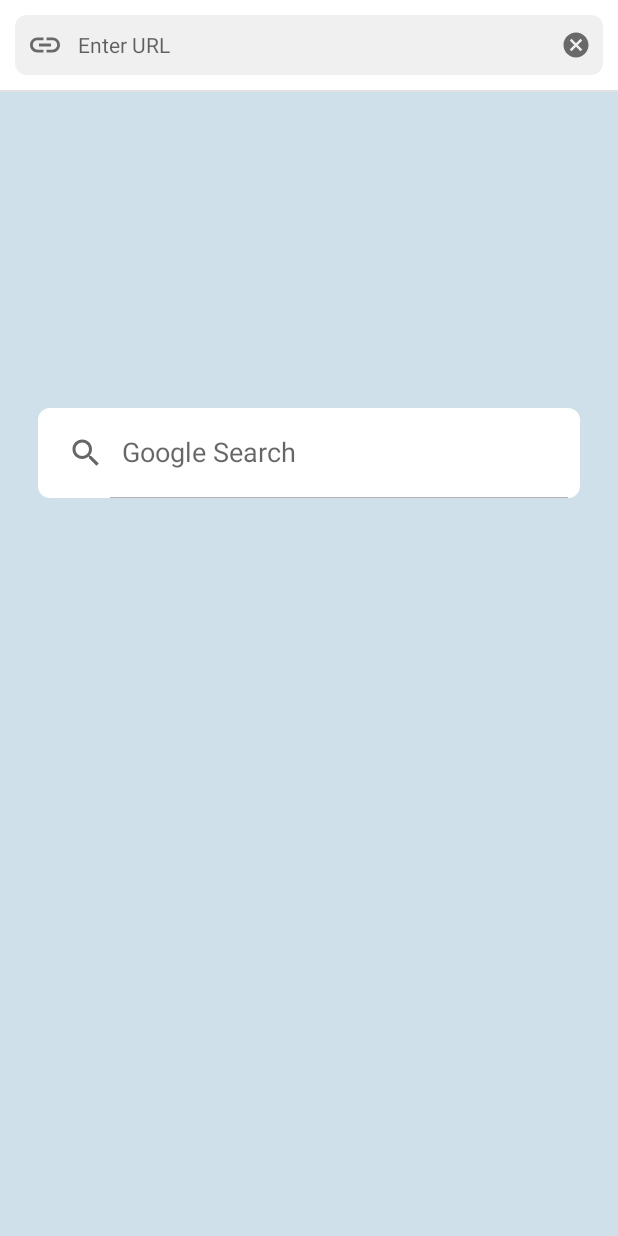
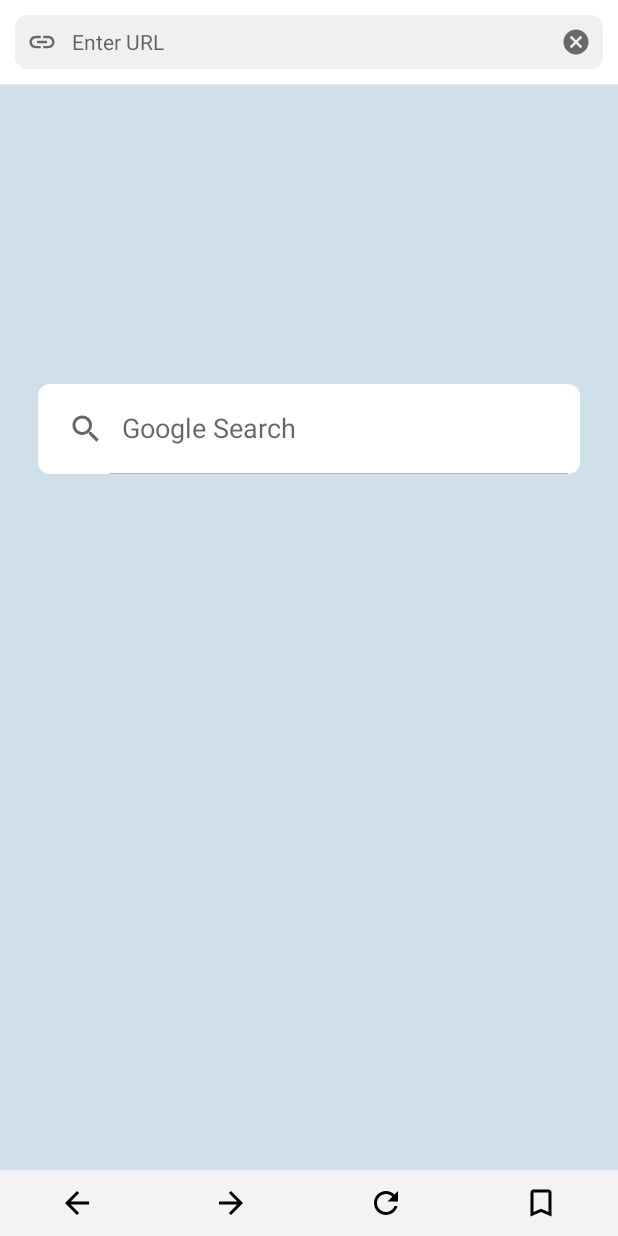
Before and after one commit to ahmed8badr/ACMEBrowser, an Android app: the screen it shows after launch (MainActivity), on a phone screen of 412 x 824 dp. Run offline under Robolectric (Android 15) with nearby library versions, the phone set to English and light mode, and no system bars.

Commit message:
add bottomBadr
back
forward
reload

```diff
--- a/app/src/main/AndroidManifest.xml
+++ b/app/src/main/AndroidManifest.xml
@@ -19,6 +19,7 @@
         tools:targetApi="31">
         <activity
             android:name=".MainActivity"
+            android:configChanges="uiMode|keyboard|keyboardHidden|screenSize|screenLayout|smallestScreenSize|orientation"
             android:exported="true">
             <intent-filter>
                 <action android:name="android.intent.action.MAIN" />
--- a/app/src/main/java/com/example/acmebrowser/BrowseFragment.kt
+++ b/app/src/main/java/com/example/acmebrowser/BrowseFragment.kt
@@ -29,6 +29,11 @@ class BrowseFragment(private var urlNew: String) : Fragment() {
         super.onResume()
         val mainActivityRef = requireActivity() as MainActivity
 
+        mainActivityRef.binding.reloadBtn.isClickable = true
+        mainActivityRef.binding.reloadBtn.setOnClickListener{
+            binding.webView.reload()
+        }
+
         binding.webView.apply {
             settings.javaScriptEnabled = true
             settings.setSupportZoom(true)
@@ -52,6 +57,14 @@ class BrowseFragment(private var urlNew: String) : Fragment() {
                 }
             }
             webChromeClient = object: WebChromeClient(){
+
+                override fun onReceivedIcon(view: WebView?, icon: Bitmap?) {
+                    super.onReceivedIcon(view, icon)
+                    try {
+                        mainActivityRef.binding.logoIcon.setImageBitmap(icon)
+                    }catch (e:Exception){}
+                }
+
                 override fun onProgressChanged(view: WebView?, newProgress: Int) {
                     super.onProgressChanged(view, newProgress)
                     mainActivityRef.binding.progressBar.progress = newProgress
--- a/app/src/main/java/com/example/acmebrowser/HomeFragment.kt
+++ b/app/src/main/java/com/example/acmebrowser/HomeFragment.kt
@@ -27,6 +27,7 @@ class HomeFragment : Fragment() {
         val mainActivityRef = requireActivity() as MainActivity
         mainActivityRef.binding.inputUrl.setText("")
         binding.searchView.setQuery("",false)
+        mainActivityRef.binding.logoIcon.setImageResource(R.drawable.ic_baseline_link_24)
 
         binding.searchView.setOnQueryTextListener(object: SearchView.OnQueryTextListener{
             override fun onQueryTextSubmit(result: String?): Boolean {
@@ -40,6 +41,15 @@ class HomeFragment : Fragment() {
             mainActivityRef.binding.inputUrl.setText("")
         }
 
+        mainActivityRef.binding.backBtn.setOnClickListener{
+            mainActivityRef.onBackPressed()
+        }
+
+        mainActivityRef.binding.forwardBtn.setOnClickListener{
+            mainActivityRef.onForwardPressed()
+        }
+
+        mainActivityRef.binding.reloadBtn.isClickable = false
 
         mainActivityRef.binding.inputUrl.setOnEditorActionListener(object: TextView.OnEditorActionListener{
             override fun onEditorAction(textView: TextView?, i: Int, keyEvent: KeyEvent?): Boolean {
--- a/app/src/main/java/com/example/acmebrowser/MainActivity.kt
+++ b/app/src/main/java/com/example/acmebrowser/MainActivity.kt
@@ -25,7 +25,6 @@ class MainActivity : AppCompatActivity() {
         setContentView(binding.root)
 
         tabsList.add(HomeFragment())
-
 
         binding.myPager.isUserInputEnabled = false
         binding.myPager.adapter = TabsAdapter(supportFragmentManager, lifecycle)
@@ -63,4 +62,15 @@ class MainActivity : AppCompatActivity() {
         }
     }
 
+    fun onForwardPressed(){
+        var frag:BrowseFragment? = null
+        try {
+            frag = tabsList[binding.myPager.currentItem] as BrowseFragment
+        }catch (e:Exception){}
+        frag?.apply {
+            if(binding.webView.canGoForward())
+                binding.webView.goForward()
+        }
+    }
+
 }
--- /dev/null
+++ b/app/src/main/res/drawable/ic_baseline_arrow_forward_24.xml
@@ -0,0 +1,5 @@
+<vector android:height="24dp" android:tint="#000000"
+    android:viewportHeight="24" android:viewportWidth="24"
+    android:width="24dp" xmlns:android="http://schemas.android.com/apk/res/android">
+    <path android:fillColor="@android:color/white" android:pathData="M12,4l-1.41,1.41L16.17,11H4v2h12.17l-5.58,5.59L12,20l8,-8z"/>
+</vector>
--- /dev/null
+++ b/app/src/main/res/drawable/ic_baseline_bookmark_border_24.xml
@@ -0,0 +1,5 @@
+<vector android:height="24dp" android:tint="#000000"
+    android:viewportHeight="24" android:viewportWidth="24"
+    android:width="24dp" xmlns:android="http://schemas.android.com/apk/res/android">
+    <path android:fillColor="@android:color/white" android:pathData="M17,3L7,3c-1.1,0 -1.99,0.9 -1.99,2L5,21l7,-3 7,3L19,5c0,-1.1 -0.9,-2 -2,-2zM17,18l-5,-2.18L7,18L7,5h10v13z"/>
+</vector>
--- /dev/null
+++ b/app/src/main/res/drawable/ic_baseline_refresh_24.xml
@@ -0,0 +1,5 @@
+<vector android:height="24dp" android:tint="#000000"
+    android:viewportHeight="24" android:viewportWidth="24"
+    android:width="24dp" xmlns:android="http://schemas.android.com/apk/res/android">
+    <path android:fillColor="@android:color/white" android:pathData="M17.65,6.35C16.2,4.9 14.21,4 12,4c-4.42,0 -7.99,3.58 -7.99,8s3.57,8 7.99,8c3.73,0 6.84,-2.55 7.73,-6h-2.08c-0.82,2.33 -3.04,4 -5.65,4 -3.31,0 -6,-2.69 -6,-6s2.69,-6 6,-6c1.66,0 3.14,0.69 4.22,1.78L13,11h7V4l-2.35,2.35z"/>
+</vector>
--- a/app/src/main/res/layout/activity_main.xml
+++ b/app/src/main/res/layout/activity_main.xml
@@ -32,12 +32,10 @@
 
 
                 <ImageView
-                android:id="@+id/logoBtn"
-                android:layout_width="wrap_content"
-                android:layout_height="match_parent"
-                android:contentDescription="@string/logoIcon"
-                android:src="@drawable/ic_baseline_link_24"
-                android:visibility="visible"/>
+                    android:id="@+id/logoIcon"
+                    android:layout_width="20dp"
+                    android:layout_height="20dp"
+                    android:contentDescription="@string/logoIcon" />
 
                 <EditText
                     android:layout_width="0dp"
@@ -59,8 +57,8 @@
                     android:background="?attr/selectableItemBackground"
                     android:contentDescription="@string/clear_btn"
                     android:src="@drawable/ic_baseline_cancel_20" />
+            </LinearLayout>
 
-        </LinearLayout>
         </LinearLayout>
         <View
             android:layout_width="match_parent"
@@ -81,9 +79,62 @@
         android:id="@+id/myPager"
         android:layout_width="match_parent"
         android:layout_height="0dp"
-        app:layout_constraintBottom_toBottomOf="parent"
+        app:layout_constraintBottom_toTopOf="@id/divider2"
         app:layout_constraintEnd_toEndOf="parent"
         app:layout_constraintStart_toStartOf="parent"
         app:layout_constraintTop_toBottomOf="@+id/toolBar"/>
 
+    <View
+        android:layout_width="match_parent"
+        android:layout_height="1dp"
+        android:background="#E1E1E1"
+        android:id="@+id/divider2"
+        app:layout_constraintTop_toTopOf="@+id/bottomBar"/>
+
+    <LinearLayout
+        android:layout_width="match_parent"
+        android:layout_height="wrap_content"
+        android:orientation="horizontal"
+        android:gravity="center"
+        android:background="#f3f3f3"
+        android:id="@+id/bottomBar"
+        app:layout_constraintBottom_toBottomOf="parent">
+
+        <ImageButton
+            android:id="@+id/backBtn"
+            android:layout_width="0dp"
+            android:layout_height="match_parent"
+            android:background="?attr/selectableItemBackground"
+            android:layout_weight="1"
+            android:padding="10dp"
+            android:src="@drawable/ic_baseline_arrow_back_24" />
+
+        <ImageButton
+            android:id="@+id/forwardBtn"
+            android:layout_width="0dp"
+            android:layout_height="match_parent"
+            android:layout_weight="1"
+            android:background="?attr/selectableItemBackground"
+            android:padding="10dp"
+            android:src="@drawable/ic_baseline_arrow_forward_24" />
+
+        <ImageButton
+            android:id="@+id/reloadBtn"
+            android:layout_width="0dp"
+            android:layout_height="match_parent"
+            android:background="?attr/selectableItemBackground"
+            android:layout_weight="1"
+            android:padding="10dp"
+            android:src="@drawable/ic_baseline_refresh_24" />
+        <ImageButton
+            android:id="@+id/bookBtn"
+            android:layout_width="0dp"
+            android:layout_height="match_parent"
+            android:background="?attr/selectableItemBackground"
+            android:layout_weight="1"
+            android:padding="10dp"
+            android:src="@drawable/ic_baseline_bookmark_border_24" />
+
+    </LinearLayout>
+
 </androidx.constraintlayout.widget.ConstraintLayout>
```
Lines whose indentation alone changed are shown as unchanged.
